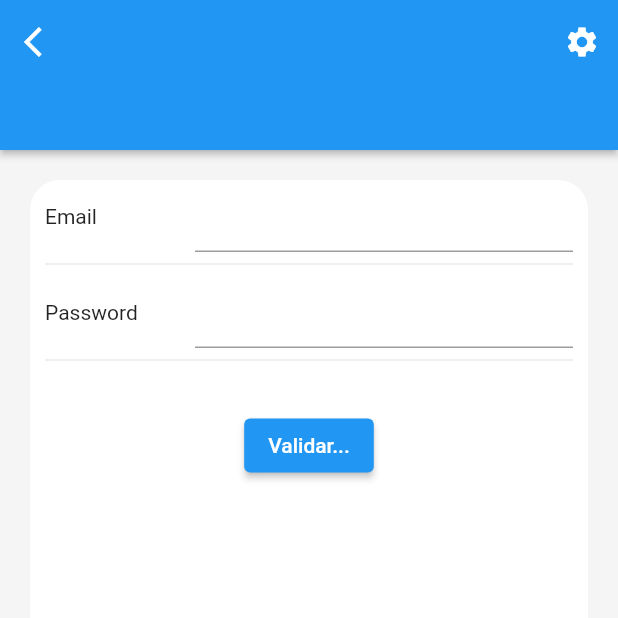
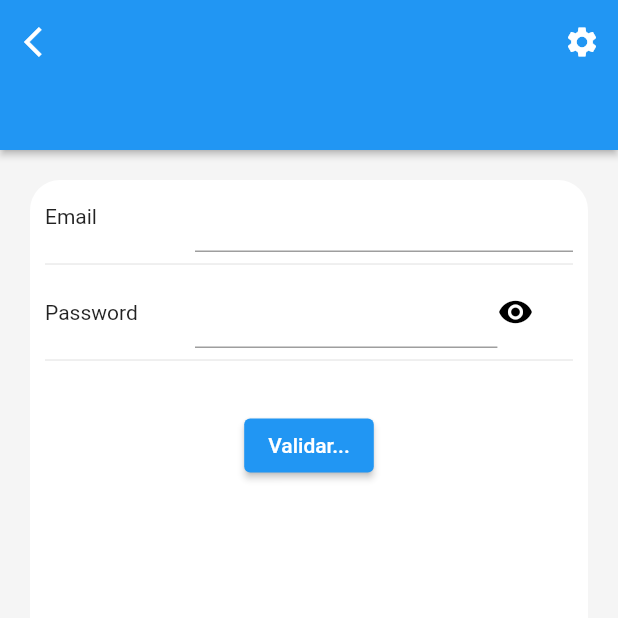
Before and after one commit to DonWirson/perros-sos, a Flutter app: the screen it shows after launch, after a tap on "Don't have an account yet? Sign up", on a phone screen of 412 x 824 dp, the top half of it. Run offline on Flutter 3.47's test engine with Material 2 defaults, Android fonts, the phone set to English and light mode, and no system bars; our stand-ins replace bloc, country_code_picker, easy_localization, email_validator, equatable, firebase_auth and 5 more; accounts and stored records are empty.

Commit message:
Avances componente FormField generico

```diff
--- a/lib/core/widgets/forms/register_form.dart
+++ b/lib/core/widgets/forms/register_form.dart
@@ -1,3 +1,5 @@
+import 'dart:developer';
+
 import 'package:email_validator/email_validator.dart';
 import 'package:flutter/material.dart';
 import 'package:flutter_bloc/flutter_bloc.dart';
@@ -18,7 +20,7 @@ class _RegisterFormState extends State<RegisterForm> {
   final TextEditingController userController = TextEditingController();
   final TextEditingController passController = TextEditingController();
   final _formKey = GlobalKey<FormState>();
-
+  bool obscurePassword = true;
   @override
   Widget build(BuildContext context) {
     return Padding(
@@ -59,10 +61,13 @@ class _RegisterFormState extends State<RegisterForm> {
                 children: [
                   const SizedBox(width: 100, child: Text("Password")),
                   Expanded(
+                    flex: 4,
                     child: TextFormField(
                       controller: passController,
+                      obscureText: obscurePassword,
+                      enableSuggestions: false,
                       autovalidateMode: AutovalidateMode.onUserInteraction,
-                      autocorrect: true,
+                      autocorrect: false,
                       validator: (value) {
                         if (value == null || value.isEmpty) {
                           return 'contraseña no puede estar vacia';
@@ -72,6 +77,22 @@ class _RegisterFormState extends State<RegisterForm> {
                         }
                         return null;
                       },
+                    ),
+                  ),
+                  Flexible(
+                    child: InkWell(
+                      onTap: () {
+                        setState(() {
+                          obscurePassword = !obscurePassword;
+                          log("$obscurePassword");
+                        });
+                      },
+                      child: obscurePassword
+                          ? Icon(
+                              Icons.remove_red_eye,
+                              color: Colors.black,
+                            )
+                          : Icon(Icons.remove_red_eye_outlined),
                     ),
                   ),
                 ],
--- a/lib/views/login/login_view.dart
+++ b/lib/views/login/login_view.dart
@@ -43,12 +43,12 @@ class _LoginViewState extends State<LoginView> {
           //     labelText: 'Ingresa tu contraseña',
           //   ),
           // ),
-          InkWell(
-            child: const CircleAvatar(
-              child: Icon(Ionicons.logo_google),
-            ),
-            onTap: () {},
-          ),
+          // InkWell(
+          //   child: const CircleAvatar(
+          //     child: Icon(Ionicons.logo_google),
+          //   ),
+          //   onTap: () {},
+          // ),
         ],
       ),
     );
```
Also changed, not shown: lib/core/utils/text_form_field_generic.dart (added, +34 -0 lines), lib/core/widgets/forms/login_form.dart (+113 -7 lines).
